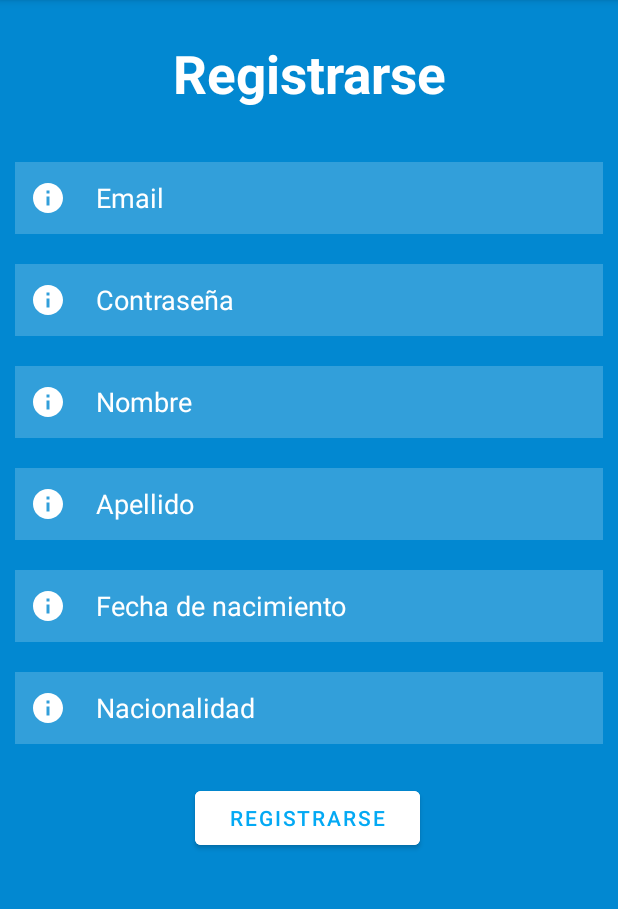
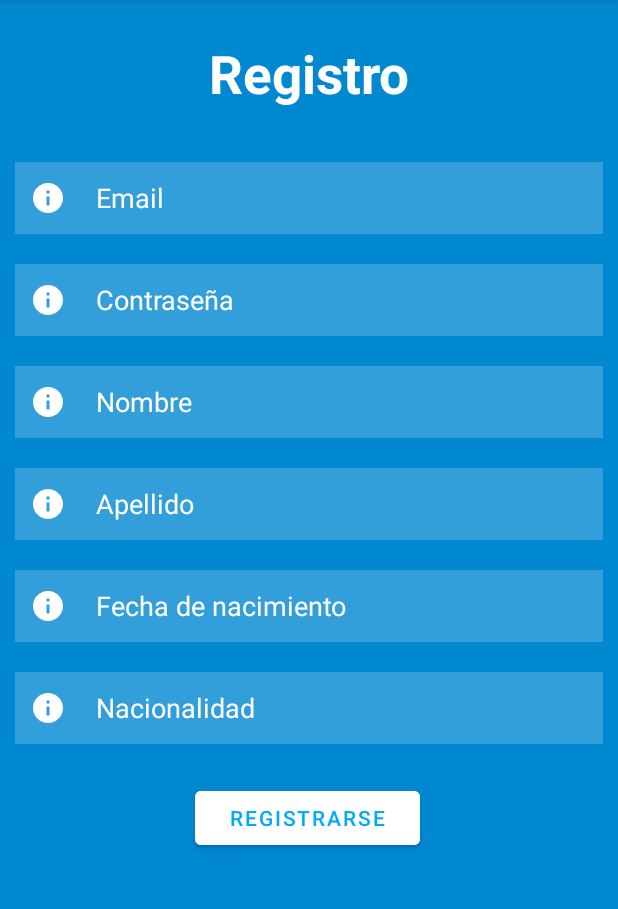
Before and after one commit to MartinMarandola/municipality-events-android, an Android app: the screen it shows after launch (MainActivity), after a tap on "¿Aún no es usuario? Registrarse", on a phone screen of 412 x 824 dp, the part 84-993 px from its top. Run offline under Robolectric (Android 15) with nearby library versions, the phone set to English and light mode, and no system bars; our stand-ins replace Volley, navigation-ui.

```diff
--- a/app/src/main/AndroidManifest.xml
+++ b/app/src/main/AndroidManifest.xml
@@ -6,6 +6,7 @@
     <application
         android:allowBackup="true"
         android:icon="@mipmap/ic_launcher"
+        android:name=".MunicipalityEventsApplication"
         android:label="@string/app_name"
         android:roundIcon="@mipmap/ic_launcher_round"
         android:supportsRtl="true"
--- a/app/src/main/java/com/ar/municipalityevents/LoginFragment.kt
+++ b/app/src/main/java/com/ar/municipalityevents/LoginFragment.kt
@@ -10,7 +10,10 @@ import androidx.fragment.app.Fragment
 import androidx.navigation.fragment.findNavController
 import com.ar.municipalityevents.databinding.FragmentLoginBinding
 import android.content.Intent
+import android.content.SharedPreferences
+import android.util.Log
 import android.widget.ProgressBar
+import com.ar.municipalityevents.MunicipalityEventsApplication.Companion.prefs
 import com.ar.municipalityevents.service.login.LoginContract
 import com.ar.municipalityevents.service.login.LoginService
 
@@ -22,6 +25,8 @@ class LoginFragment : Fragment(), LoginContract.View {
 
     lateinit var service: LoginService
     private var _binding: FragmentLoginBinding? = null
+    lateinit var preferences: SharedPreferences
+    lateinit var editor: SharedPreferences.Editor
 
     // This property is only valid between onCreateView and
     // onDestroyView.
@@ -31,6 +36,8 @@ class LoginFragment : Fragment(), LoginContract.View {
         inflater: LayoutInflater, container: ViewGroup?,
         savedInstanceState: Bundle?
     ): View? {
+        preferences = requireActivity().getPreferences(Context.MODE_PRIVATE)
+        editor = preferences.edit()
         service = LoginService()
         service.attachView(this)
         _binding = FragmentLoginBinding.inflate(inflater, container, false)
@@ -82,4 +89,9 @@ class LoginFragment : Fragment(), LoginContract.View {
     override fun hideProgressBar() {
         binding.progressBarSignIn.visibility = View.GONE
     }
+
+    override fun saveToken(token: String) {
+        prefs.saveToken(token)
+        Log.e("TEST", prefs.getToken())
+    }
 }
--- /dev/null
+++ b/app/src/main/java/com/ar/municipalityevents/MunicipalityEventsApplication.kt
@@ -0,0 +1,15 @@
+package com.ar.municipalityevents
+
+import android.app.Application
+
+class MunicipalityEventsApplication : Application() {
+
+    companion object{
+        lateinit var prefs: Prefs
+    }
+
+    override fun onCreate() {
+        super.onCreate()
+        prefs = Prefs(applicationContext)
+    }
+}
--- /dev/null
+++ b/app/src/main/java/com/ar/municipalityevents/Prefs.kt
@@ -0,0 +1,18 @@
+package com.ar.municipalityevents
+
+import android.content.Context
+
+class Prefs(val context: Context) {
+    val SHARED_NAME = "appDB"
+    val SHARED_TOKEN = "token"
+
+    val storage = context.getSharedPreferences(SHARED_NAME, 0)
+
+    fun saveToken(token: String){
+        storage.edit().putString(SHARED_TOKEN, token).apply()
+    }
+
+    fun getToken(): String{
+        return storage.getString(SHARED_TOKEN, "")!!
+    }
+}
--- a/app/src/main/java/com/ar/municipalityevents/service/login/LoginContract.kt
+++ b/app/src/main/java/com/ar/municipalityevents/service/login/LoginContract.kt
@@ -12,6 +12,7 @@ interface LoginContract {
         fun hideProgressBar()
         fun navigateToCalendar()
         fun navigateToRegister()
+        fun saveToken(tokenValue: String)
     }
 
     interface Service{
--- a/app/src/main/java/com/ar/municipalityevents/service/login/LoginService.kt
+++ b/app/src/main/java/com/ar/municipalityevents/service/login/LoginService.kt
@@ -45,6 +45,7 @@ class LoginService() : LoginContract.Service{
             Request.Method.POST, postUrl, postData,
             { response ->
                 Log.e("RESPONSE", response.toString())
+                view?.saveToken(response.getString("token"))
                 view?.showMessage("LOGIN SUCCESSFUL")
                 view?.navigateToCalendar()
             }
--- a/app/src/main/res/layout/activity_calendar.xml
+++ b/app/src/main/res/layout/activity_calendar.xml
@@ -17,6 +17,7 @@
         android:focusable="true">
 
         <CalendarView
+            android:id="@+id/calendarView"
             android:layout_width="match_parent"
             android:layout_height="match_parent"
             android:adjustViewBounds="true"
--- a/app/src/main/res/layout/fragment_login.xml
+++ b/app/src/main/res/layout/fragment_login.xml
@@ -43,7 +43,9 @@
         android:layout_width="match_parent"
         android:layout_height="wrap_content"
         android:layout_below="@+id/email"
+        android:layout_marginStart="10dp"
         android:layout_marginTop="19dp"
+        android:layout_marginEnd="10dp"
         android:background="#30ffffff"
         android:drawableStart="@drawable/ic_baseline_info_24"
         android:drawablePadding="20dp"
--- a/app/src/main/res/values/strings.xml
+++ b/app/src/main/res/values/strings.xml
@@ -17,7 +17,7 @@
     <string name="email">Email</string>
     <string name="date">Fecha de nacimiento</string>
     <string name="signIn">Iniciar sesión</string>
-    <string name="signUp">Registrarse</string>
+    <string name="signUp">Registro</string>
     <string name="passwordText">Contraseña</string>
     <string name="login">Ingresar</string>
     <string name="forgotpassword">¿Olvidó su contraseña?</string>
```
Also changed, not shown: app/src/main/java/com/ar/municipalityevents/CalendarActivity.kt (+37 -8 lines).
